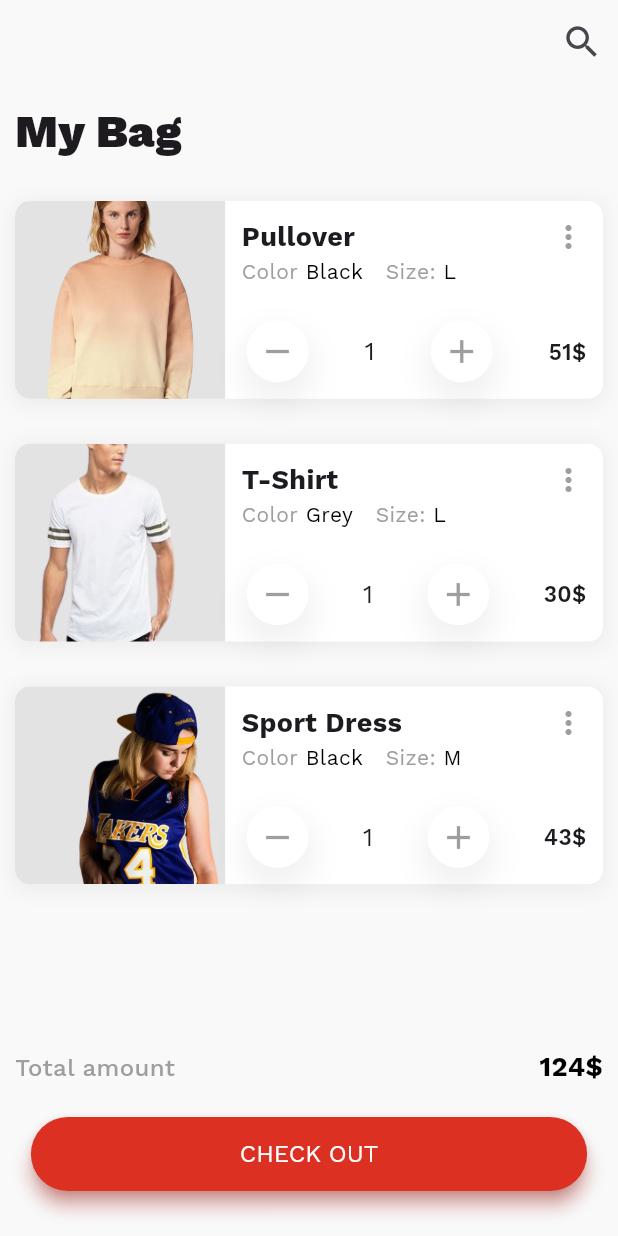
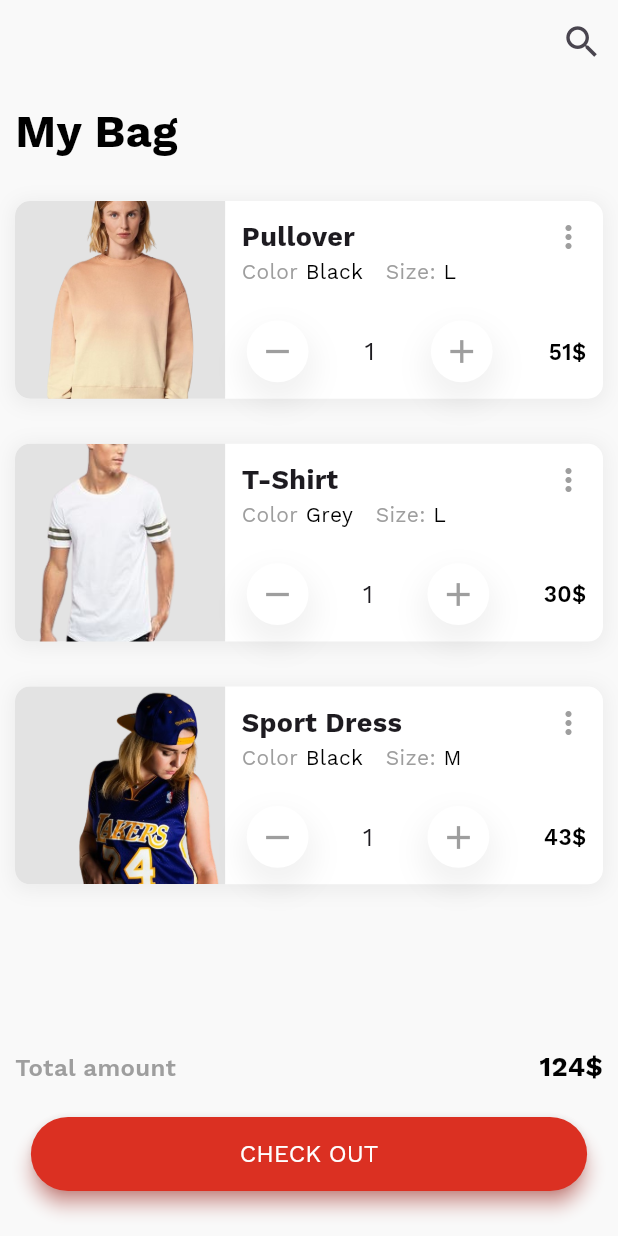
Before and after one commit to Nafis71/cart_assignment, a Flutter app: the screen it shows after launch, on a phone screen of 412 x 824 dp. Run offline on Flutter 3.47's test engine with Material 3 defaults, Android fonts, the phone set to English and light mode, and no system bars; our stand-ins replace device_preview.

Commit message:
MVVM CODE STRUCTURE

```diff
--- a/lib/Screens/home_screen.dart
+++ /dev/null
@@ -1,174 +0,0 @@
-import 'package:cart_assignment/Models/card_data.dart';
-import 'package:cart_assignment/Widgets/app_alert_dialog.dart';
-import 'package:cart_assignment/Widgets/home_screen_bottom_layout.dart';
-import 'package:cart_assignment/Widgets/home_screen_title.dart';
-import 'package:cart_assignment/Widgets/shopping_card.dart';
-import 'package:flutter/material.dart';
-
-class HomeScreen extends StatefulWidget {
-  const HomeScreen({super.key});
-
-  @override
-  State<HomeScreen> createState() => _HomeScreenState();
-}
-
-class _HomeScreenState extends State<HomeScreen> {
-  late int totalPrice;
-
-  @override
-  void initState() {
-    totalPrice = calculateTotalPrice();
-    super.initState();
-  }
-
-  @override
-  Widget build(BuildContext context) {
-    double screenHeight = MediaQuery.of(context).size.height;
-    double screenWidth = MediaQuery.of(context).size.width;
-    return Scaffold(
-      appBar: AppBar(
-        actions: [IconButton(onPressed: () {}, icon: const Icon(Icons.search))],
-      ),
-      body: OrientationBuilder(
-        builder: (BuildContext context, Orientation orientation) {
-          return (orientation == Orientation.portrait)
-              ? Container(
-                  //portraitView
-                  margin: const EdgeInsets.all(10.00),
-                  child: Column(
-                    crossAxisAlignment: CrossAxisAlignment.start,
-                    children: [
-                      const HomeScreenTitle(),
-                      SizedBox(
-                        height: (orientation == Orientation.portrait) ? 25 : 5,
-                      ),
-                      Expanded(
-                        child: ListView.builder(
-                          itemCount: contents.length,
-                          itemBuilder: (context, index) => ShoppingCard(
-                            screenHeight: screenHeight,
-                            screenWidth: screenWidth,
-                            orientation: orientation,
-                            index: index,
-                            increaseQuantity: () =>
-                                increaseQuantity(index, orientation),
-                            decreaseQuantity: () => decreaseQuantity(index),
-                          ),
-                        ),
-                      ),
-                      HomeScreenBottomLayout(
-                        orientation: orientation,
-                        screenHeight: screenHeight,
-                        screenWidth: screenWidth,
-                        totalPrice: totalPrice,
-                        onPressed: () {
-                          ScaffoldMessenger.of(context)
-                              .showSnackBar(showSnackBar());
-                        },
-                      )
-                    ],
-                  ),
-                )
-              : Container(
-                  //landScape View
-                  margin: const EdgeInsets.all(10.00),
-                  child: Column(
-                    crossAxisAlignment: CrossAxisAlignment.start,
-                    children: [
-                      Expanded(
-                        child: Row(
-                          children: [
-                            const Expanded(child: HomeScreenTitle()),
-                            Expanded(
-                              flex: 6,
-                              child: ListView.builder(
-                                itemCount: contents.length,
-                                itemBuilder: (context, index) => ShoppingCard(
-                                  screenHeight: screenHeight,
-                                  screenWidth: screenWidth,
-                                  orientation: orientation,
-                                  index: index,
-                                  increaseQuantity: () =>
-                                      increaseQuantity(index, orientation),
-                                  decreaseQuantity: () =>
-                                      decreaseQuantity(index),
-                                ),
-                              ),
-                            )
-                          ],
-                        ),
-                      ),
-                      HomeScreenBottomLayout(
-                        orientation: orientation,
-                        screenHeight: screenHeight,
-                        screenWidth: screenWidth,
-                        totalPrice: totalPrice,
-                        onPressed: () {
-                          ScaffoldMessenger.of(context)
-                              .showSnackBar(showSnackBar());
-                        },
-                      ),
-                    ],
-                  ),
-                );
-        },
-      ),
-    );
-  }
-
-  int calculateTotalPrice() {
-    totalPrice = 0;
-    for (CardData data in contents) {
-      totalPrice += data.dressPrice;
-    }
-    return totalPrice;
-  }
-
-  void increaseQuantity(int index, Orientation orientation) {
-    if (contents[index].quantity < 5) {
-      contents[index].quantity = contents[index].quantity + 1;
-      totalPrice += contents[index].dressPrice;
-    }
-    if (contents[index].quantity == 5) {
-      showAlertDialog(index, orientation);
-    }
-    setState(() {});
-  }
-
-  void showAlertDialog(int index, Orientation orientation) {
-    showDialog(
-      context: context,
-      builder: (context) {
-        return AppAlertDialog(
-            title: "Congratulations!",
-            content:
-                "You have added \n5 ${contents[index].dressName.toString()}\n in your bag!",
-            orientation: orientation);
-      },
-    );
-  }
-
-  void decreaseQuantity(int index) {
-    if (contents[index].quantity > 1) {
-      contents[index].quantity = contents[index].quantity - 1;
-      totalPrice -= contents[index].dressPrice;
-    }
-    setState(() {});
-  }
-
-  SnackBar showSnackBar() {
-    return SnackBar(
-      content: const Text(
-        "Congratulations! Your purchase was a success!!",
-        style: TextStyle(
-          fontSize: 15,
-          fontFamily: "WorkSans",
-        ),
-      ),
-      padding: const EdgeInsets.all(20.00),
-      duration: const Duration(seconds: 3),
-      backgroundColor: Colors.green[600],
-      elevation: 10,
-    );
-  }
-}
--- a/lib/Themes/appbar_style.dart
+++ b/lib/Themes/appbar_style.dart
@@ -3,6 +3,7 @@ import 'package:flutter/material.dart';
 class AppbarStyle{
   static AppBarTheme getAppbarStyle () => const AppBarTheme(
     backgroundColor: Color(0xFFF9F9F9),
+    surfaceTintColor: Color(0xFFF9F9F9),
     iconTheme: IconThemeData(
       size: 28,
     )
--- /dev/null
+++ b/lib/Themes/text_theme.dart
@@ -0,0 +1,16 @@
+import 'package:flutter/material.dart';
+
+class TextThemes {
+  static TextStyle getTextStyle({
+    Color color = Colors.black,
+    double fontSize = 14,
+    String fontFamily = "WorkSans",
+    FontWeight fontWeight = FontWeight.normal,
+  }) =>
+      TextStyle(
+        color: color,
+        fontSize: fontSize,
+        fontFamily: fontFamily,
+        fontWeight: fontWeight,
+      );
+}
--- a/lib/Widgets/app_alert_dialog.dart
+++ b/lib/View/Components/app_alert_dialog.dart
@@ -1,4 +1,6 @@
 import 'package:flutter/material.dart';
+
+import '../../Themes/text_theme.dart';
 
 class AppAlertDialog extends StatelessWidget {
   final String title, content;
@@ -17,13 +19,13 @@ class AppAlertDialog extends StatelessWidget {
       title: Center(
         child: Text(
           title,
-          style: const TextStyle(fontWeight: FontWeight.bold, fontFamily: "WorkSans"),
+          style: TextThemes.getTextStyle(fontWeight: FontWeight.bold, fontSize: 24),
         ),
       ),
       content: Text(
         content,
         textAlign: TextAlign.center,
-        style: const TextStyle(fontSize: 18, fontFamily: "WorkSans"),
+        style: TextThemes.getTextStyle(fontSize: 18),
       ),
       contentPadding: const EdgeInsets.all(40.00),
       actionsAlignment: MainAxisAlignment.center,
--- /dev/null
+++ b/lib/View/Components/app_snackbar.dart
@@ -0,0 +1,16 @@
+import 'package:cart_assignment/Themes/text_theme.dart';
+import 'package:flutter/material.dart';
+
+SnackBar showSnackBar({
+  required String content,
+}) =>
+    SnackBar(
+      content: Text(
+        content,
+        style: TextThemes.getTextStyle(fontSize: 15, color: Colors.white),
+      ),
+      padding: const EdgeInsets.all(20.00),
+      duration: const Duration(seconds: 3),
+      backgroundColor: Colors.green[600],
+      elevation: 10,
+    );
--- a/lib/Widgets/shopping_card_labels.dart
+++ b/lib/View/Components/shopping_card_labels.dart
@@ -1,24 +1,18 @@
 import 'package:flutter/material.dart';
+
+import '../../Themes/text_theme.dart';
 
 class ShoppingCardLabels {
   static Text getDressLabel({required String text, required bool isLabel}) {
     if (isLabel) {
       return Text(
         text,
-        style: const TextStyle(
-          fontSize: 14,
-          color: Colors.grey,
-          fontFamily: "WorkSans",
-        ),
+        style: TextThemes.getTextStyle(color: Colors.grey),
       );
     }
     return Text(
       text,
-      style: const TextStyle(
-        fontSize: 14,
-        color: Colors.black,
-        fontFamily: "WorkSans",
-      ),
+      style: TextThemes.getTextStyle(color: Colors.black)
     );
   }
 }
--- a/lib/Widgets/home_screen_bottom_layout.dart
+++ b/lib/View/HomeScreen/home_screen_bottom_layout.dart
@@ -1,4 +1,6 @@
 import 'package:flutter/material.dart';
+
+import '../../Themes/text_theme.dart';
 
 class HomeScreenBottomLayout extends StatelessWidget {
   final Orientation orientation;
@@ -27,16 +29,11 @@ class HomeScreenBottomLayout extends StatelessWidget {
           Row(
             mainAxisAlignment: MainAxisAlignment.spaceBetween,
             children: [
-              const Wrap(
+               Wrap(
                 children: [
                   Text(
                     "Total amount",
-                    style: TextStyle(
-                      fontSize: 16,
-                      color: Colors.grey,
-                      fontWeight: FontWeight.w500,
-                      fontFamily: "WorkSans",
-                    ),
+                    style: TextThemes.getTextStyle(fontWeight: FontWeight.w600,color: Colors.grey,fontSize: 16)
                   ),
                 ],
               ),
@@ -44,12 +41,7 @@ class HomeScreenBottomLayout extends StatelessWidget {
                 children: [
                   Text(
                     "${totalPrice.toString()}\$",
-                    style: const TextStyle(
-                      fontSize: 18,
-                      color: Colors.black,
-                      fontWeight: FontWeight.bold,
-                      fontFamily: "WorkSans",
-                    ),
+                    style: TextThemes.getTextStyle(fontWeight: FontWeight.bold, fontSize: 18)
                   ),
                 ],
               ),
--- a/lib/Widgets/shopping_card.dart
+++ b/lib/View/HomeScreen/home_screen_shopping_card_layout.dart
@@ -1,8 +1,10 @@
-import 'package:cart_assignment/Widgets/shopping_card_labels.dart';
-import 'package:cart_assignment/Widgets/shopping_card_quantity_button.dart';
+import '../../Models/card_data.dart';
+
 import 'package:flutter/material.dart';
 
-import '../Models/card_data.dart';
+import '../../Themes/text_theme.dart';
+import '../Components/shopping_card_labels.dart';
+import '../Components/shopping_card_quantity_button.dart';
 
 class ShoppingCard extends StatelessWidget {
   final double screenHeight, screenWidth;
@@ -72,10 +74,9 @@ class ShoppingCard extends StatelessWidget {
                           Text(
                             contents[index].dressName,
                             style: const TextStyle(
-                              fontSize: 18,
-                              fontWeight: FontWeight.bold,
-                              fontFamily: "WorkSans"
-                            ),
+                                fontSize: 18,
+                                fontWeight: FontWeight.bold,
+                                fontFamily: "WorkSans"),
                           ),
                         ],
                       ),
@@ -137,11 +138,12 @@ class ShoppingCard extends StatelessWidget {
                           icon: Icons.remove,
                           onPressed: decreaseQuantity,
                         ),
-                         Wrap(
+                        Wrap(
                           children: [
                             Text(
                               contents[index].quantity.toString(),
-                              style: const TextStyle(fontSize: 17,fontFamily: "WorkSans"),
+                              style: const TextStyle(
+                                  fontSize: 17, fontFamily: "WorkSans"),
                             ),
                           ],
                         ),
@@ -157,10 +159,9 @@ class ShoppingCard extends StatelessWidget {
                               children: [
                                 Text(
                                   "${contents[index].dressPrice * contents[index].quantity}\$",
-                                  style: const TextStyle(
-                                      fontSize: 15,
-                                      fontWeight: FontWeight.w600,
-                                      fontFamily: "WorkSans",
+                                  style: TextThemes.getTextStyle(
+                                    fontWeight: FontWeight.w600,
+                                    fontSize: 15,
                                   ),
                                 ),
                               ],
--- a/lib/Widgets/home_screen_title.dart
+++ b/lib/View/HomeScreen/home_screen_title_layout.dart
@@ -1,19 +1,19 @@
 import 'package:flutter/cupertino.dart';
+
+import '../../Themes/text_theme.dart';
 
 class HomeScreenTitle extends StatelessWidget {
   const HomeScreenTitle({super.key});
 
   @override
   Widget build(BuildContext context) {
-    return const Wrap(
+    return Wrap(
       alignment: WrapAlignment.start,
       children: [
         Text(
           "My Bag",
-          style: TextStyle(
-              fontSize: 30,
-              fontWeight: FontWeight.w900,
-              fontFamily: 'WorkSans'),
+          style: TextThemes.getTextStyle(
+              fontSize: 30, fontWeight: FontWeight.bold),
         ),
       ],
     );
--- /dev/null
+++ b/lib/View/HomeScreen/home_screen_view.dart
@@ -0,0 +1,146 @@
+import 'package:cart_assignment/Models/card_data.dart';
+import 'package:cart_assignment/View/Components/app_snackbar.dart';
+import 'package:cart_assignment/ViewModels/shopping_cart_controller.dart';
+import 'package:flutter/material.dart';
+import 'home_screen_bottom_layout.dart';
+import 'home_screen_shopping_card_layout.dart';
+import 'home_screen_title_layout.dart';
+
+
+class HomeScreenView extends StatefulWidget {
+  const HomeScreenView({super.key});
+
+  @override
+  State<HomeScreenView> createState() => _HomeScreenViewState();
+}
+
+class _HomeScreenViewState extends State<HomeScreenView> {
+  late int totalPrice;
+  late ShoppingCartController cartController;
+  late double screenHeight, screenWidth;
+
+  @override
+  void initState() {
+    cartController = ShoppingCartController(context: context);
+    totalPrice = cartController.calculateTotalPrice(contents);
+    super.initState();
+  }
+
+  @override
+  Widget build(BuildContext context) {
+    screenHeight = MediaQuery.of(context).size.height;
+    screenWidth = MediaQuery.of(context).size.width;
+    return Scaffold(
+      appBar: AppBar(
+        actions: [IconButton(onPressed: () {}, icon: const Icon(Icons.search))],
+      ),
+      body: OrientationBuilder(
+        builder: (BuildContext context, Orientation orientation) {
+          return (orientation == Orientation.portrait)
+              ? portraitView(orientation)
+              : landScapeView(orientation);
+        },
+      ),
+    );
+  }
+
+  Widget portraitView(Orientation orientation,) =>
+      Container(
+        //portraitView
+        margin: const EdgeInsets.all(10.00),
+        child: Column(
+          crossAxisAlignment: CrossAxisAlignment.start,
+          children: [
+            const HomeScreenTitle(),
+            const SizedBox(
+              height: 25,
+            ),
+            Expanded(
+              child: ListView.builder(
+                itemCount: contents.length,
+                itemBuilder: (context, index) =>
+                    ShoppingCard(
+                      screenHeight: screenHeight,
+                      screenWidth: screenWidth,
+                      orientation: orientation,
+                      index: index,
+                      increaseQuantity: () =>
+                          increaseQuantity(index, orientation),
+                      decreaseQuantity: () => decreaseQuantity(index),
+                    ),
+              ),
+            ),
+            HomeScreenBottomLayout(
+              orientation: orientation,
+              screenHeight: screenHeight,
+              screenWidth: screenWidth,
+              totalPrice: totalPrice,
+              onPressed: () {
+                ScaffoldMessenger.of(context)
+                    .showSnackBar(showSnackBar(
+                    content: "Congratulations! Your purchase was a success!!"));
+              },
+            )
+          ],
+        ),
+      );
+
+  Widget landScapeView(Orientation orientation) =>
+      Container(
+        //landScape View
+        margin: const EdgeInsets.all(10.00),
+        child: Column(
+          crossAxisAlignment: CrossAxisAlignment.start,
+          children: [
+            Expanded(
+              child: Row(
+                children: [
+                  const Expanded(
+                    child: HomeScreenTitle(),
+                  ),
+                  Expanded(
+                    flex: 6,
+                    child: ListView.builder(
+                      itemCount: contents.length,
+                      itemBuilder: (context, index) =>
+                          ShoppingCard(
+                            screenHeight: screenHeight,
+                            screenWidth: screenWidth,
+                            orientation: orientation,
+                            index: index,
+                            increaseQuantity: () =>
+                                increaseQuantity(index, orientation),
+                            decreaseQuantity: () =>
+                                decreaseQuantity(index),
+                          ),
+                    ),
+                  )
+                ],
+              ),
+            ),
+            HomeScreenBottomLayout(
+              orientation: orientation,
+              screenHeight: screenHeight,
+              screenWidth: screenWidth,
+              totalPrice: totalPrice,
+              onPressed: () {
+                ScaffoldMessenger.of(context)
+                    .showSnackBar(showSnackBar(
+                    content: "Congratulations! Your purchase was a success!!"));
+              },
+            ),
+          ],
+        ),
+      );
+
+  void increaseQuantity(int index, Orientation orientation) {
+    totalPrice =
+        cartController.increaseQuantity(totalPrice, index, orientation);
+    setState(() {});
+  }
+
+  void decreaseQuantity(int index) {
+    totalPrice = cartController.decreaseQuantity(totalPrice, index);
+    setState(() {});
+  }
+}
--- a/lib/main.dart
+++ b/lib/View/main_screen/main.dart
@@ -1,12 +1,14 @@
-import 'package:cart_assignment/Screens/home_screen.dart';
 import 'package:cart_assignment/Themes/appbar_style.dart';
 import 'package:cart_assignment/Themes/elevated_button_style.dart';
-import 'package:cart_assignment/scroll_behavior.dart';
+import 'package:cart_assignment/Utils/scroll_behavior.dart';
 import 'package:device_preview/device_preview.dart';
 import 'package:flutter/material.dart';
 
+import '../HomeScreen/home_screen_view.dart';
+
 void main() {
-  runApp(DevicePreview(enabled:true,builder: (BuildContext context) => const MyApp()));
+  runApp(DevicePreview(
+      enabled: true, builder: (BuildContext context) => const MyApp()));
 }
 
 class MyApp extends StatelessWidget {
@@ -14,11 +16,11 @@ class MyApp extends StatelessWidget {
 
   @override
   Widget build(BuildContext context) {
-    return  MaterialApp(
+    return MaterialApp(
       debugShowCheckedModeBanner: false,
       locale: DevicePreview.locale(context),
       builder: DevicePreview.appBuilder,
-      home: const HomeScreen(),
+      home: const HomeScreenView(),
       theme: ThemeData(
         scaffoldBackgroundColor: const Color(0xFFF9F9F9),
         appBarTheme: AppbarStyle.getAppbarStyle(),
--- /dev/null
+++ b/lib/ViewModels/shopping_cart_controller.dart
@@ -0,0 +1,50 @@
+import 'package:flutter/material.dart';
+import '../Models/card_data.dart';
+import '../View/Components/app_alert_dialog.dart';
+
+class ShoppingCartController {
+  BuildContext context;
+
+  ShoppingCartController({required this.context});
+
+  int calculateTotalPrice(List<CardData> contents) {
+    int totalPrice = 0;
+    for (CardData data in contents) {
+      totalPrice += data.dressPrice;
+    }
+    return totalPrice;
+  }
+
+  int increaseQuantity(int totalPrice, int index, Orientation orientation) {
+    if (contents[index].quantity < 5) {
+      contents[index].quantity++;
+      totalPrice += contents[index].dressPrice;
+    }
+    if (contents[index].quantity == 5) {
+      showAlertDialog(index, orientation);
+    }
+    return totalPrice;
+  }
+
+  int decreaseQuantity(int totalPrice, int index) {
+    if (contents[index].quantity > 1) {
+      contents[index].quantity--;
+      totalPrice -= contents[index].dressPrice;
+    }
+    return totalPrice;
+  }
+
+  void showAlertDialog(int index, Orientation orientation) {
+    showDialog(
+      context: context,
+      builder: (context) {
+        return AppAlertDialog(
+          title: "Congratulations!",
+          content:
+              "You have added \n5 ${contents[index].dressName.toString()}\n in your bag!",
+          orientation: orientation,
+        );
+      },
+    );
+  }
+}
```
Also changed, not shown: lib/Utils/scroll_behavior.dart (renamed from lib/scroll_behavior.dart), lib/View/Components/shopping_card_quantity_button.dart (renamed from lib/Widgets/shopping_card_quantity_button.dart), 1 other file.
